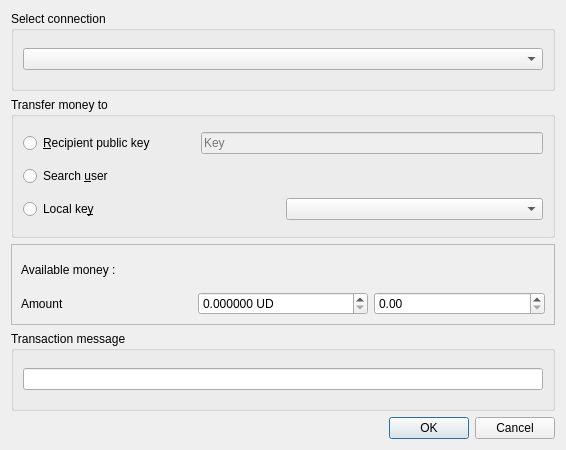
duniter/sakia, file src/sakia/gui/dialogs/transfer/transfer.ui: the form before one commit.
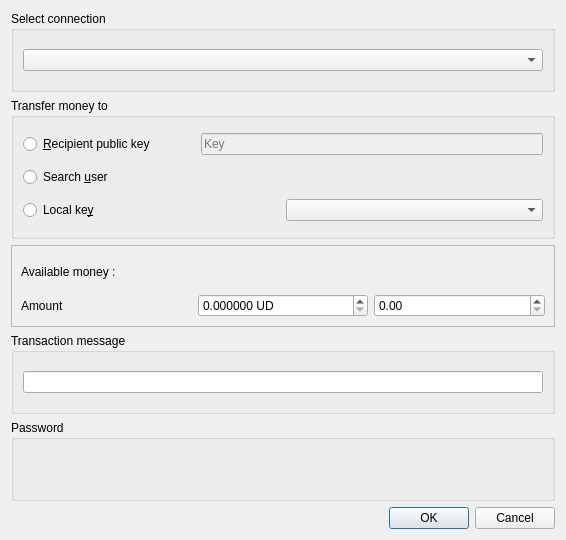
The form after the commit.

Commit message: New password input widget

Patch:
```diff
--- a/src/sakia/gui/dialogs/transfer/transfer.ui
+++ b/src/sakia/gui/dialogs/transfer/transfer.ui
@@ -7,7 +7,7 @@
     <x>0</x>
     <y>0</y>
     <width>566</width>
-    <height>450</height>
+    <height>540</height>
    </rect>
   </property>
   <property name="windowTitle">
@@ -246,6 +246,18 @@
      </layout>
     </widget>
    </item>
+   <item>
+    <widget class="QGroupBox" name="groupBox">
+     <property name="title">
+      <string>Password</string>
+     </property>
+     <layout class="QVBoxLayout" name="verticalLayout_2">
+      <item>
+       <layout class="QHBoxLayout" name="layout_password_input"/>
+      </item>
+     </layout>
+    </widget>
+   </item>
    <item>
     <widget class="QDialogButtonBox" name="button_box">
      <property name="orientation">
```
The commit also changes 16 other files.
